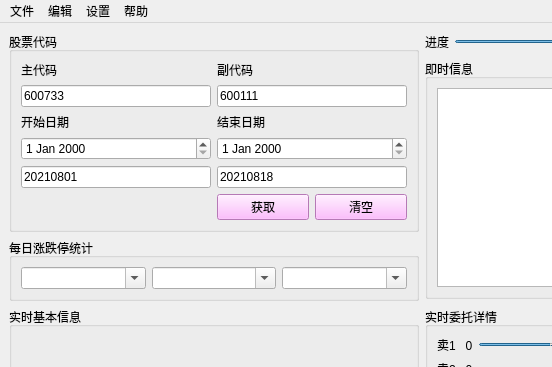
Old version of the form StockUI.ui in the repository yangjiameng/Stock_Monitoring; both pictures show x 0 to 552 and y 0 to 367 of the 873 by 672 pixel window.
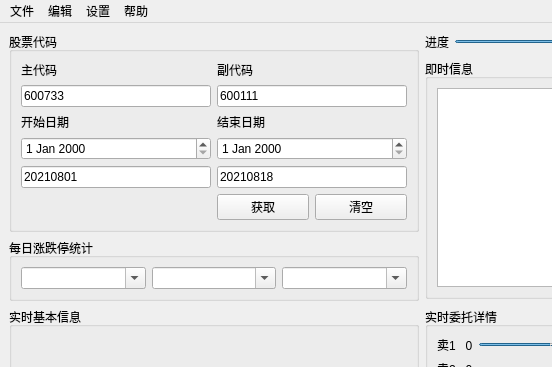
New version of the form. Custom widgets are drawn as their Qt base class.

Patch:
```diff
--- a/StockUI.ui
+++ b/StockUI.ui
@@ -244,7 +244,7 @@
               </size>
              </property>
              <property name="styleSheet">
-              <string notr="true">background-color: rgb(255, 170, 255);</string>
+              <string notr="true"/>
              </property>
              <property name="text">
               <string>获取</string>
@@ -254,7 +254,7 @@
            <item>
             <widget class="QPushButton" name="pushButton_clear">
              <property name="styleSheet">
-              <string notr="true">background-color: rgb(255, 170, 255);</string>
+              <string notr="true"/>
              </property>
              <property name="text">
               <string>清空</string>
```
